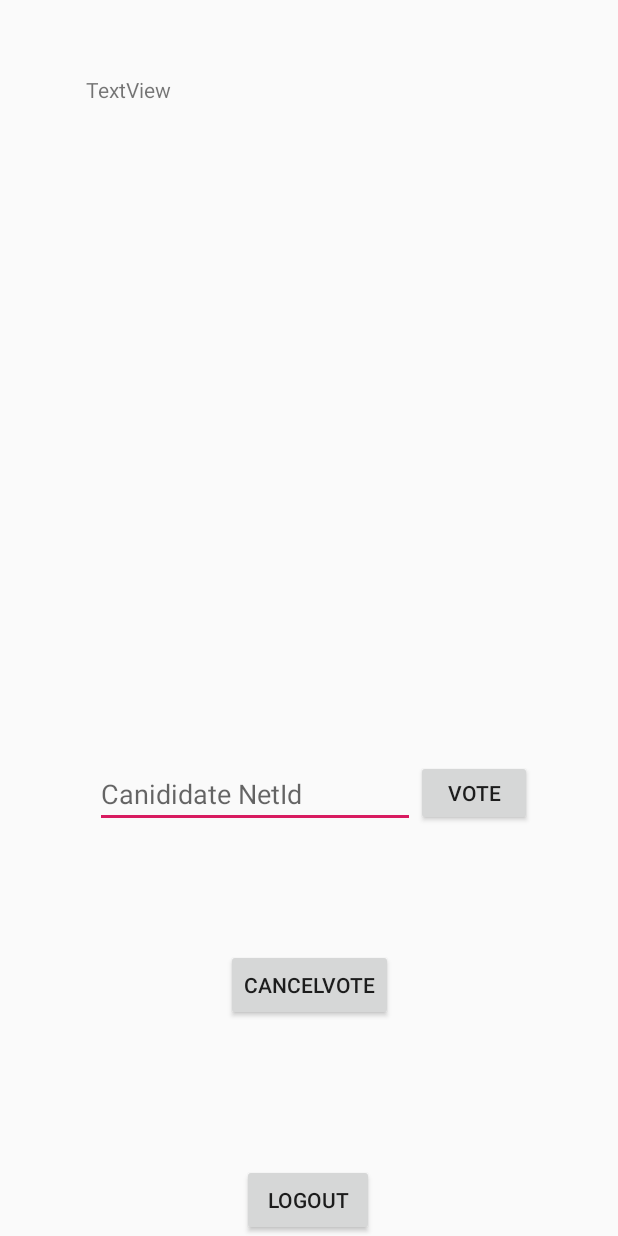
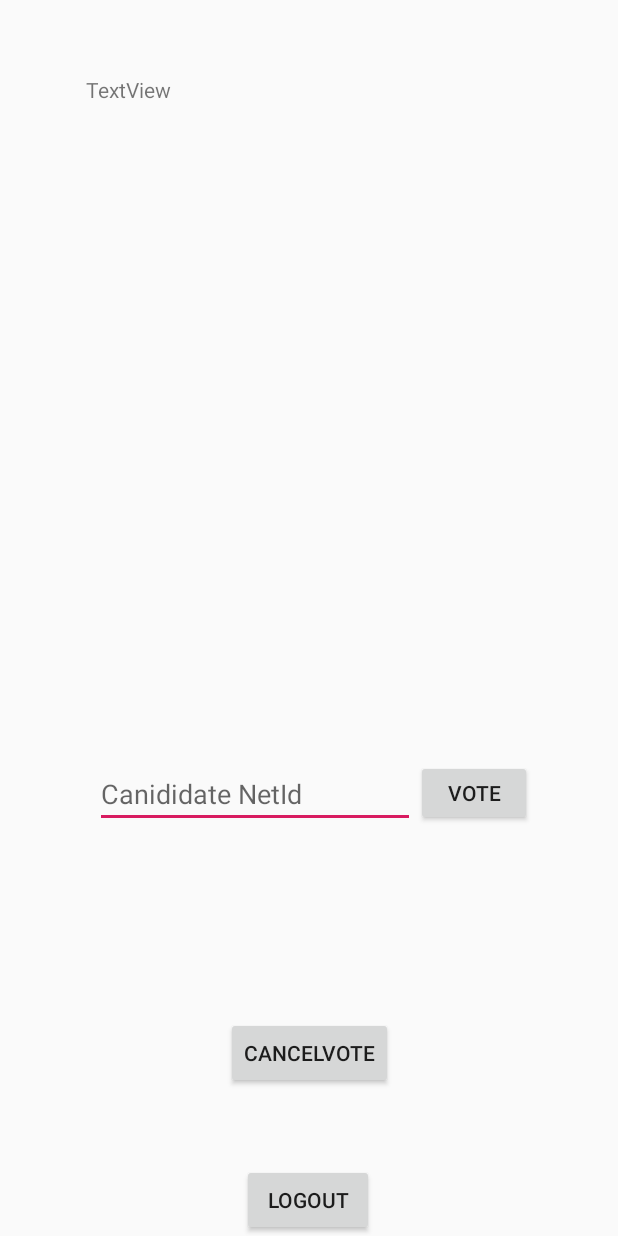
Before and after one commit to Blakepatri/ElectionApp, an Android app: the layout activity_student_login.xml on its own in the app's theme, with its tools: preview values and no code run, on a phone screen of 412 x 824 dp. Run offline under Robolectric (Android 15) with nearby library versions, the phone set to English and light mode, and no system bars.

```diff
--- a/DalhousieVotingSystem15/app/src/main/res/layout/activity_student_login.xml
+++ b/DalhousieVotingSystem15/app/src/main/res/layout/activity_student_login.xml
@@ -62,13 +62,11 @@
         android:id="@+id/Cancel"
         android:layout_width="wrap_content"
         android:layout_height="wrap_content"
-        android:layout_marginTop="35dp"
         android:layout_marginBottom="50dp"
         android:text="CancelVote"
         app:layout_constraintBottom_toTopOf="@+id/LogOut"
         app:layout_constraintEnd_toEndOf="parent"
-        app:layout_constraintStart_toStartOf="parent"
-        app:layout_constraintTop_toBottomOf="@+id/CID" />
+        app:layout_constraintStart_toStartOf="parent" />
 
     <TextView
         android:id="@+id/invisible"
```
